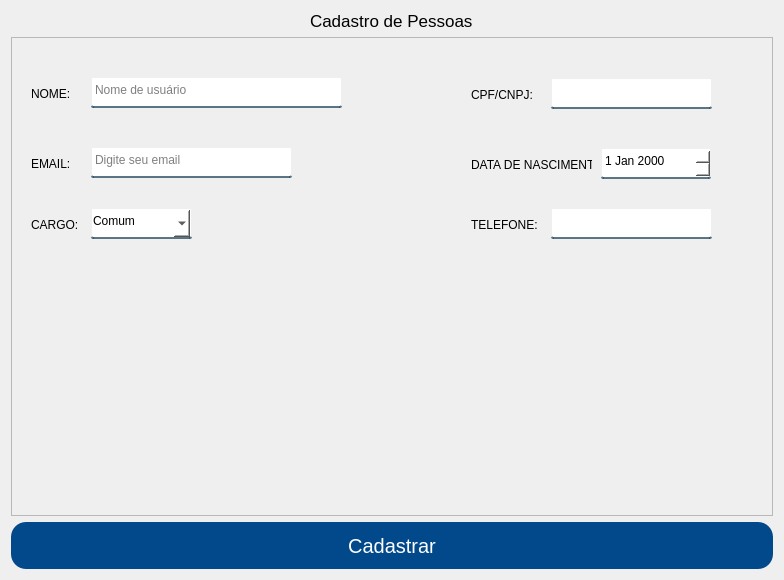
Old version of the form App/view/ui/cadastroPessoas.ui in the repository Senac-SOR-ADS/Mapa-de-Sala.
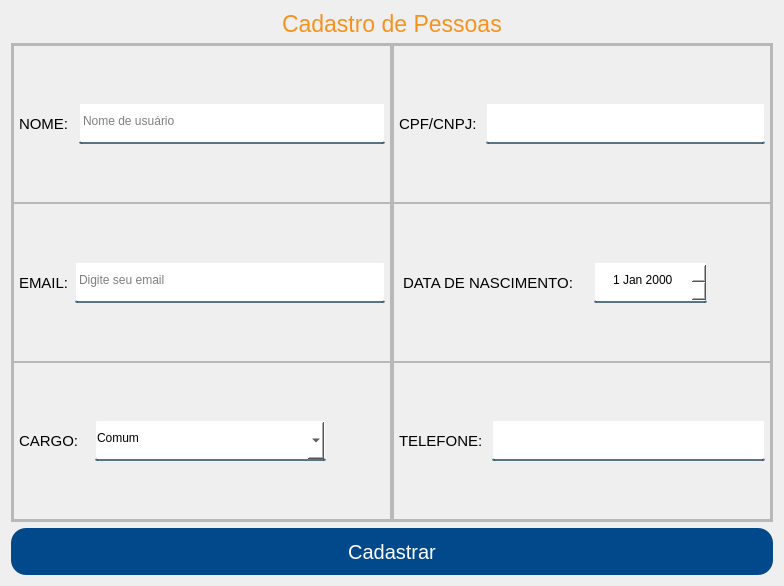
New version of the form.

Commit message: tentando arrumar os layouts da parte de cadastro

```diff
--- a/App/view/ui/cadastroPessoas.ui
+++ b/App/view/ui/cadastroPessoas.ui
@@ -32,14 +32,18 @@
 
 #btnCadastrar:hover {
 	background-color: #f6921e;
+}
+
+#titulo {
+	color: #f6921e;
 }</string>
   </property>
   <layout class="QVBoxLayout" name="verticalLayout">
    <item alignment="Qt::AlignHCenter|Qt::AlignTop">
-    <widget class="QLabel" name="label">
+    <widget class="QLabel" name="titulo">
      <property name="font">
       <font>
-       <pointsize>13</pointsize>
+       <pointsize>17</pointsize>
       </font>
      </property>
      <property name="text">
@@ -56,7 +60,7 @@
      </property>
     </widget>
    </item>
-   <item alignment="Qt::AlignHCenter">
+   <item>
     <widget class="QFrame" name="frame">
      <property name="sizePolicy">
       <sizepolicy hsizetype="Preferred" vsizetype="Expanding">
@@ -76,188 +80,444 @@
      <property name="frameShadow">
       <enum>QFrame::Raised</enum>
      </property>
-     <widget class="QLabel" name="label_2">
-      <property name="geometry">
-       <rect>
-        <x>20</x>
-        <y>49</y>
-        <width>41</width>
-        <height>16</height>
-       </rect>
+     <layout class="QHBoxLayout" name="horizontalLayout_7">
+      <property name="spacing">
+       <number>0</number>
       </property>
-      <property name="text">
-       <string>NOME:</string>
+      <property name="leftMargin">
+       <number>0</number>
       </property>
-     </widget>
-     <widget class="QLabel" name="label_3">
-      <property name="geometry">
-       <rect>
-        <x>460</x>
-        <y>50</y>
-        <width>61</width>
-        <height>16</height>
-       </rect>
+      <property name="topMargin">
+       <number>0</number>
       </property>
-      <property name="text">
-       <string>CPF/CNPJ:</string>
+      <property name="rightMargin">
+       <number>0</number>
       </property>
-     </widget>
-     <widget class="QLabel" name="label_4">
-      <property name="geometry">
-       <rect>
-        <x>20</x>
-        <y>119</y>
-        <width>41</width>
-        <height>16</height>
-       </rect>
+      <property name="bottomMargin">
+       <number>0</number>
       </property>
-      <property name="text">
-       <string>EMAIL:</string>
-      </property>
-     </widget>
-     <widget class="QLabel" name="label_6">
-      <property name="geometry">
-       <rect>
-        <x>460</x>
-        <y>120</y>
-        <width>121</width>
-        <height>16</height>
-       </rect>
-      </property>
-      <property name="text">
-       <string>DATA DE NASCIMENTO:</string>
-      </property>
-     </widget>
-     <widget class="QLabel" name="label_5">
-      <property name="geometry">
-       <rect>
-        <x>20</x>
-        <y>180</y>
-        <width>51</width>
-        <height>16</height>
-       </rect>
-      </property>
-      <property name="text">
-       <string>CARGO:</string>
-      </property>
-     </widget>
-     <widget class="QLabel" name="label_7">
-      <property name="geometry">
-       <rect>
-        <x>460</x>
-        <y>180</y>
-        <width>71</width>
-        <height>16</height>
-       </rect>
-      </property>
-      <property name="text">
-       <string>TELEFONE:</string>
-      </property>
-     </widget>
-     <widget class="QLineEdit" name="nomePessoas">
-      <property name="geometry">
-       <rect>
-        <x>80</x>
-        <y>40</y>
-        <width>251</width>
-        <height>31</height>
-       </rect>
-      </property>
-      <property name="text">
-       <string/>
-      </property>
-      <property name="placeholderText">
-       <string>Nome de usuário</string>
-      </property>
-     </widget>
-     <widget class="QLineEdit" name="cpfCnpj">
-      <property name="geometry">
-       <rect>
-        <x>540</x>
-        <y>41</y>
-        <width>161</width>
-        <height>31</height>
-       </rect>
-      </property>
-     </widget>
-     <widget class="QLineEdit" name="email">
-      <property name="geometry">
-       <rect>
-        <x>80</x>
-        <y>110</y>
-        <width>201</width>
-        <height>31</height>
-       </rect>
-      </property>
-      <property name="mouseTracking">
-       <bool>true</bool>
-      </property>
-      <property name="placeholderText">
-       <string>Digite seu email</string>
-      </property>
-     </widget>
-     <widget class="QDateEdit" name="dataDeNascimento">
-      <property name="geometry">
-       <rect>
-        <x>590</x>
-        <y>111</y>
-        <width>110</width>
-        <height>31</height>
-       </rect>
-      </property>
-      <property name="cursor">
-       <cursorShape>PointingHandCursor</cursorShape>
-      </property>
-     </widget>
-     <widget class="QLineEdit" name="telefone">
-      <property name="geometry">
-       <rect>
-        <x>540</x>
-        <y>171</y>
-        <width>161</width>
-        <height>31</height>
-       </rect>
-      </property>
-      <property name="text">
-       <string/>
-      </property>
-     </widget>
-     <widget class="QComboBox" name="cargo">
-      <property name="geometry">
-       <rect>
-        <x>80</x>
-        <y>171</y>
-        <width>101</width>
-        <height>31</height>
-       </rect>
-      </property>
-      <property name="cursor">
-       <cursorShape>PointingHandCursor</cursorShape>
-      </property>
-      <property name="editable">
-       <bool>false</bool>
-      </property>
       <item>
-       <property name="text">
-        <string>Comum</string>
-       </property>
+       <widget class="QFrame" name="frame_5">
+        <property name="frameShape">
+         <enum>QFrame::StyledPanel</enum>
+        </property>
+        <property name="frameShadow">
+         <enum>QFrame::Raised</enum>
+        </property>
+        <layout class="QVBoxLayout" name="verticalLayout_2">
+         <property name="spacing">
+          <number>0</number>
+         </property>
+         <property name="leftMargin">
+          <number>0</number>
+         </property>
+         <property name="topMargin">
+          <number>0</number>
+         </property>
+         <property name="rightMargin">
+          <number>0</number>
+         </property>
+         <property name="bottomMargin">
+          <number>0</number>
+         </property>
+         <item>
+          <widget class="QFrame" name="frame_2">
+           <property name="frameShape">
+            <enum>QFrame::StyledPanel</enum>
+           </property>
+           <property name="frameShadow">
+            <enum>QFrame::Raised</enum>
+           </property>
+           <layout class="QHBoxLayout" name="horizontalLayout">
+            <property name="spacing">
+             <number>10</number>
+            </property>
+            <property name="leftMargin">
+             <number>5</number>
+            </property>
+            <property name="topMargin">
+             <number>0</number>
+            </property>
+            <property name="rightMargin">
+             <number>5</number>
+            </property>
+            <property name="bottomMargin">
+             <number>0</number>
+            </property>
+            <item>
+             <widget class="QLabel" name="label_2">
+              <property name="font">
+               <font>
+                <pointsize>11</pointsize>
+               </font>
+              </property>
+              <property name="text">
+               <string>NOME:</string>
+              </property>
+             </widget>
+            </item>
+            <item>
+             <widget class="QLineEdit" name="nomePessoas">
+              <property name="minimumSize">
+               <size>
+                <width>231</width>
+                <height>41</height>
+               </size>
+              </property>
+              <property name="text">
+               <string/>
+              </property>
+              <property name="placeholderText">
+               <string>Nome de usuário</string>
+              </property>
+             </widget>
+            </item>
+           </layout>
+          </widget>
+         </item>
+         <item>
+          <widget class="QFrame" name="frame_3">
+           <property name="frameShape">
+            <enum>QFrame::StyledPanel</enum>
+           </property>
+           <property name="frameShadow">
+            <enum>QFrame::Raised</enum>
+           </property>
+           <layout class="QHBoxLayout" name="horizontalLayout_2">
+            <property name="leftMargin">
+             <number>5</number>
+            </property>
+            <property name="topMargin">
+             <number>0</number>
+            </property>
+            <property name="rightMargin">
+             <number>5</number>
+            </property>
+            <property name="bottomMargin">
+             <number>0</number>
+            </property>
+            <item>
+             <widget class="QLabel" name="label_4">
+              <property name="font">
+               <font>
+                <pointsize>11</pointsize>
+               </font>
+              </property>
+              <property name="text">
+               <string>EMAIL:</string>
+              </property>
+             </widget>
+            </item>
+            <item>
+             <widget class="QLineEdit" name="email">
+              <property name="minimumSize">
+               <size>
+                <width>231</width>
+                <height>41</height>
+               </size>
+              </property>
+              <property name="mouseTracking">
+               <bool>true</bool>
+              </property>
+              <property name="placeholderText">
+               <string>Digite seu email</string>
+              </property>
+             </widget>
+            </item>
+           </layout>
+          </widget>
+         </item>
+         <item>
+          <widget class="QFrame" name="frame_4">
+           <property name="frameShape">
+            <enum>QFrame::StyledPanel</enum>
+           </property>
+           <property name="frameShadow">
+            <enum>QFrame::Raised</enum>
+           </property>
+           <layout class="QHBoxLayout" name="horizontalLayout_3">
+            <property name="spacing">
+             <number>0</number>
+            </property>
+            <property name="leftMargin">
+             <number>5</number>
+            </property>
+            <property name="topMargin">
+             <number>0</number>
+            </property>
+            <property name="rightMargin">
+             <number>5</number>
+            </property>
+            <property name="bottomMargin">
+             <number>0</number>
+            </property>
+            <item>
+             <widget class="QLabel" name="label_5">
+              <property name="font">
+               <font>
+                <pointsize>11</pointsize>
+               </font>
+              </property>
+              <property name="text">
+               <string>CARGO:    </string>
+              </property>
+             </widget>
+            </item>
+            <item>
+             <widget class="QComboBox" name="cargo">
+              <property name="minimumSize">
+               <size>
+                <width>231</width>
+                <height>41</height>
+               </size>
+              </property>
+              <property name="cursor">
+               <cursorShape>PointingHandCursor</cursorShape>
+              </property>
+              <property name="editable">
+               <bool>false</bool>
+              </property>
+              <item>
+               <property name="text">
+                <string>Comum</string>
+               </property>
+              </item>
+              <item>
+               <property name="text">
+                <string>Apoio</string>
+               </property>
+              </item>
+              <item>
+               <property name="text">
+                <string>Patrimonio</string>
+               </property>
+              </item>
+              <item>
+               <property name="text">
+                <string>Administrador</string>
+               </property>
+              </item>
+             </widget>
+            </item>
+            <item>
+             <spacer name="horizontalSpacer_2">
+              <property name="orientation">
+               <enum>Qt::Horizontal</enum>
+              </property>
+              <property name="sizeHint" stdset="0">
+               <size>
+                <width>40</width>
+                <height>20</height>
+               </size>
+              </property>
+             </spacer>
+            </item>
+           </layout>
+          </widget>
+         </item>
+        </layout>
+       </widget>
       </item>
       <item>
-       <property name="text">
-        <string>Apoio</string>
-       </property>
+       <widget class="QFrame" name="frame_8">
+        <property name="frameShape">
+         <enum>QFrame::StyledPanel</enum>
+        </property>
+        <property name="frameShadow">
+         <enum>QFrame::Raised</enum>
+        </property>
+        <layout class="QVBoxLayout" name="verticalLayout_3">
+         <property name="spacing">
+          <number>0</number>
+         </property>
+         <property name="leftMargin">
+          <number>0</number>
+         </property>
+         <property name="topMargin">
+          <number>0</number>
+         </property>
+         <property name="rightMargin">
+          <number>0</number>
+         </property>
+         <property name="bottomMargin">
+          <number>0</number>
+         </property>
+         <item>
+          <widget class="QFrame" name="frame_6">
+           <property name="frameShape">
+            <enum>QFrame::StyledPanel</enum>
+           </property>
+           <property name="frameShadow">
+            <enum>QFrame::Raised</enum>
+           </property>
+           <layout class="QHBoxLayout" name="horizontalLayout_4">
+            <property name="spacing">
+             <number>9</number>
+            </property>
+            <property name="leftMargin">
+             <number>5</number>
+            </property>
+            <property name="topMargin">
+             <number>0</number>
+            </property>
+            <property name="rightMargin">
+             <number>5</number>
+            </property>
+            <property name="bottomMargin">
+             <number>0</number>
+            </property>
+            <item>
+             <widget class="QLabel" name="label_3">
+              <property name="font">
+               <font>
+                <pointsize>11</pointsize>
+               </font>
+              </property>
+              <property name="text">
+               <string>CPF/CNPJ:</string>
+              </property>
+             </widget>
+            </item>
+            <item>
+             <widget class="QLineEdit" name="cpfCnpj">
+              <property name="minimumSize">
+               <size>
+                <width>231</width>
+                <height>41</height>
+               </size>
+              </property>
+             </widget>
+            </item>
+           </layout>
+          </widget>
+         </item>
+         <item>
+          <widget class="QFrame" name="frame_7">
+           <property name="frameShape">
+            <enum>QFrame::StyledPanel</enum>
+           </property>
+           <property name="frameShadow">
+            <enum>QFrame::Raised</enum>
+           </property>
+           <layout class="QHBoxLayout" name="horizontalLayout_5">
+            <property name="spacing">
+             <number>0</number>
+            </property>
+            <property name="topMargin">
+             <number>0</number>
+            </property>
+            <property name="bottomMargin">
+             <number>0</number>
+            </property>
+            <item alignment="Qt::AlignLeft">
+             <widget class="QLabel" name="label_6">
+              <property name="font">
+               <font>
+                <pointsize>11</pointsize>
+               </font>
+              </property>
+              <property name="text">
+               <string>DATA DE NASCIMENTO:     </string>
+              </property>
+             </widget>
+            </item>
+            <item>
+             <widget class="QDateEdit" name="dataDeNascimento">
+              <property name="minimumSize">
+               <size>
+                <width>113</width>
+                <height>41</height>
+               </size>
+              </property>
+              <property name="maximumSize">
+               <size>
+                <width>99</width>
+                <height>16777215</height>
+               </size>
+              </property>
+              <property name="cursor">
+               <cursorShape>PointingHandCursor</cursorShape>
+              </property>
+              <property name="alignment">
+               <set>Qt::AlignCenter</set>
+              </property>
+              <property name="readOnly">
+               <bool>false</bool>
+              </property>
+             </widget>
+            </item>
+            <item>
+             <spacer name="horizontalSpacer">
+              <property name="orientation">
+               <enum>Qt::Horizontal</enum>
+              </property>
+              <property name="sizeHint" stdset="0">
+               <size>
+                <width>40</width>
+                <height>20</height>
+               </size>
+              </property>
+             </spacer>
+            </item>
+           </layout>
+          </widget>
+         </item>
+         <item>
+          <widget class="QFrame" name="frame_9">
+           <property name="frameShape">
+            <enum>QFrame::StyledPanel</enum>
+           </property>
+           <property name="frameShadow">
+            <enum>QFrame::Raised</enum>
+           </property>
+           <layout class="QHBoxLayout" name="horizontalLayout_6">
+            <property name="spacing">
+             <number>9</number>
+            </property>
+            <property name="leftMargin">
+             <number>5</number>
+            </property>
+            <property name="topMargin">
+             <number>0</number>
+            </property>
+            <property name="rightMargin">
+             <number>5</number>
+            </property>
+            <property name="bottomMargin">
+             <number>0</number>
+            </property>
+            <item>
+             <widget class="QLabel" name="label_7">
+              <property name="font">
+               <font>
+                <pointsize>11</pointsize>
+               </font>
+              </property>
+              <property name="text">
+               <string>TELEFONE:</string>
+              </property>
+             </widget>
+            </item>
+            <item>
+             <widget class="QLineEdit" name="telefone">
+              <property name="minimumSize">
+               <size>
+                <width>231</width>
+                <height>41</height>
+               </size>
+              </property>
+              <property name="text">
+               <string/>
+              </property>
+             </widget>
+            </item>
+           </layout>
+          </widget>
+         </item>
+        </layout>
+       </widget>
       </item>
-      <item>
-       <property name="text">
-        <string>Patrimonio</string>
-       </property>
-      </item>
-      <item>
-       <property name="text">
-        <string>Administrador</string>
-       </property>
-      </item>
-     </widget>
+     </layout>
     </widget>
    </item>
    <item>
```
The commit also changes 4 other files.
